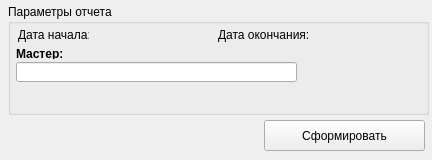
Qt form srcReports/repkassa.ui (sergey4475/profi) before a commit.
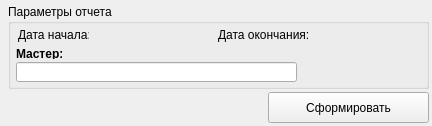
The same form after that commit. Custom widgets are drawn as their Qt base class.

Patch:
```diff
--- a/srcReports/repkassa.ui
+++ b/srcReports/repkassa.ui
@@ -7,7 +7,7 @@
     <x>0</x>
     <y>0</y>
     <width>432</width>
-    <height>160</height>
+    <height>126</height>
    </rect>
   </property>
   <property name="windowTitle">
@@ -19,7 +19,7 @@
      <x>8</x>
      <y>4</y>
      <width>421</width>
-     <height>111</height>
+     <height>85</height>
     </rect>
    </property>
    <property name="title">
@@ -104,8 +104,8 @@
   <widget class="QPushButton" name="start_report">
    <property name="geometry">
     <rect>
-     <x>264</x>
-     <y>120</y>
+     <x>268</x>
+     <y>92</y>
      <width>161</width>
      <height>31</height>
     </rect>
```
